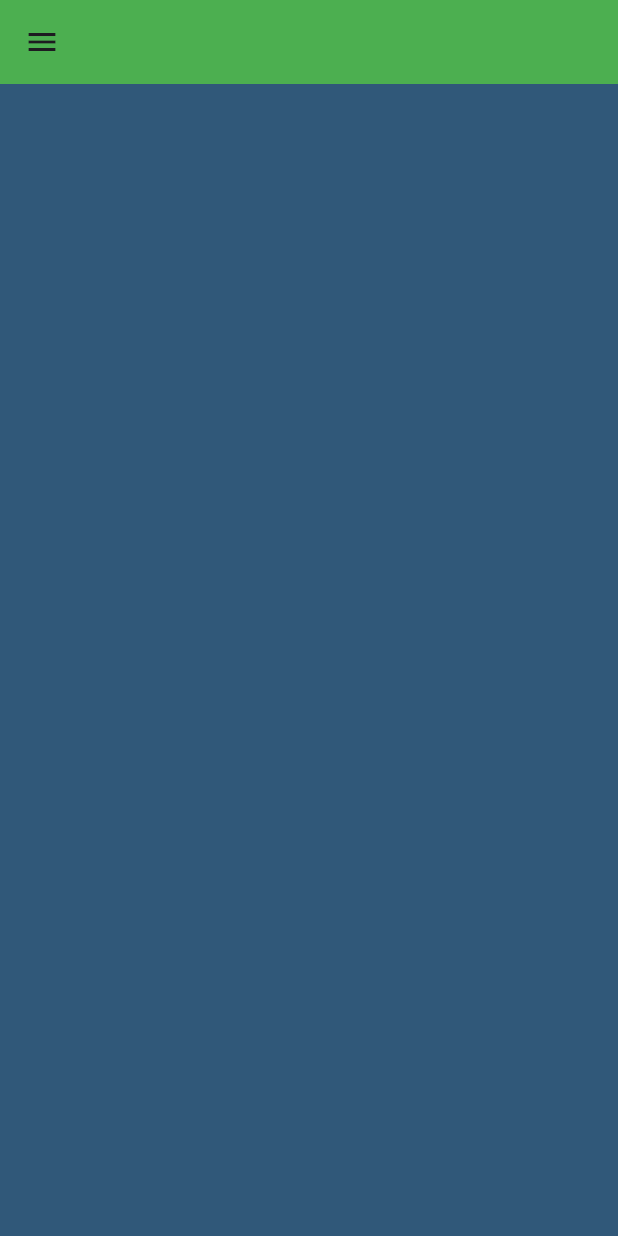
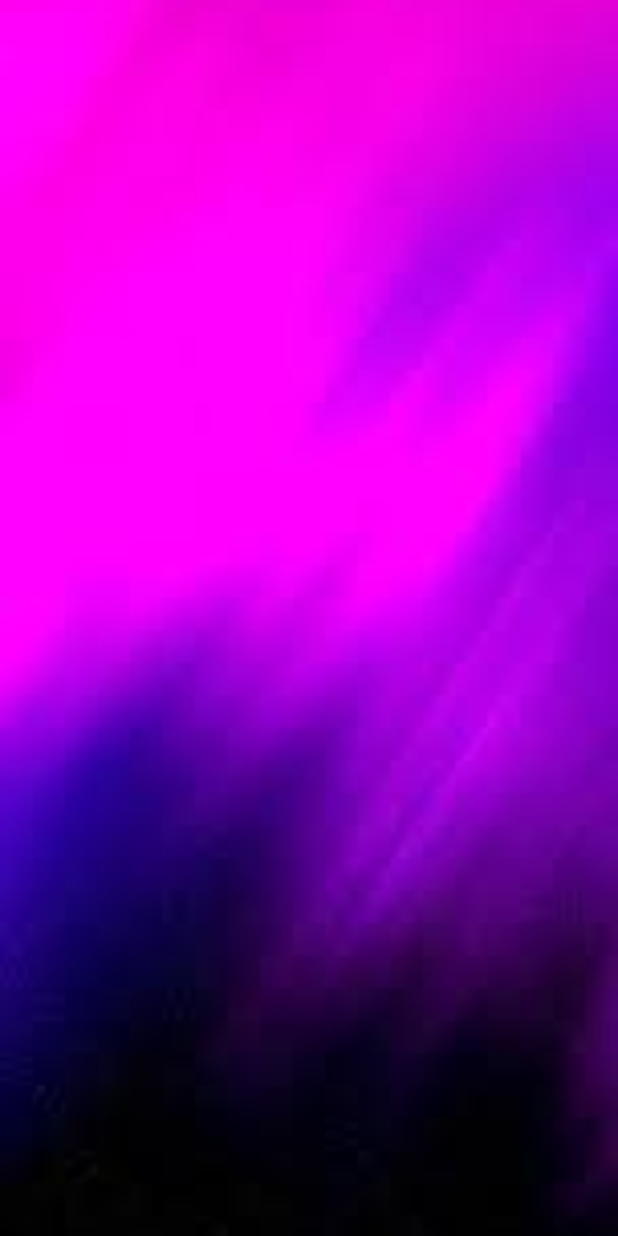
Before and after one commit to Suraku237/smart-tutor, a Flutter app: the screen it shows after launch, on a phone screen of 412 x 824 dp. Run offline on Flutter 3.47's test engine with Material 3 defaults, Android fonts, the phone set to English and light mode, and no system bars.

Commit message:
updated commit message

```diff
--- a/flutter_application_1/lib/main.dart
+++ b/flutter_application_1/lib/main.dart
@@ -17,17 +17,20 @@ class _MyAppState extends State<MyApp> {
     return MaterialApp(
       debugShowCheckedModeBanner: false,
    home:Scaffold(
-     appBar:AppBar(
-      leading:Icon( Icons.menu),
-      backgroundColor: Colors.green,
-     ),
-    backgroundColor:  const Color.fromARGB(255, 48, 88, 121),
+
+    backgroundColor:  const Color.fromARGB(255, 130, 53, 133),
+
     body:Container(
+   decoration: const BoxDecoration(
+    image:DecorationImage(
+      image: AssetImage('Assert/home.png'),
+     fit:BoxFit.cover,
+      ),
 
-
+   ),
     ),
    ),
-    );
+ );
 
   }
 }
--- a/flutter_application_1/pubspec.yaml
+++ b/flutter_application_1/pubspec.yaml
@@ -58,9 +58,8 @@ flutter:
   uses-material-design: true
 
   # To add assets to your application, add an assets section, like this:
-  # assets:
-  #   - images/a_dot_burr.jpeg
-  #   - images/a_dot_ham.jpeg
+  assets:
+    - Assert/home.png
 
   # An image asset can refer to one or more resolution-specific "variants", see
   # https://flutter.dev/to/resolution-aware-images
```
Also changed, not shown: flutter_application_1/Assert/home.png (added).
